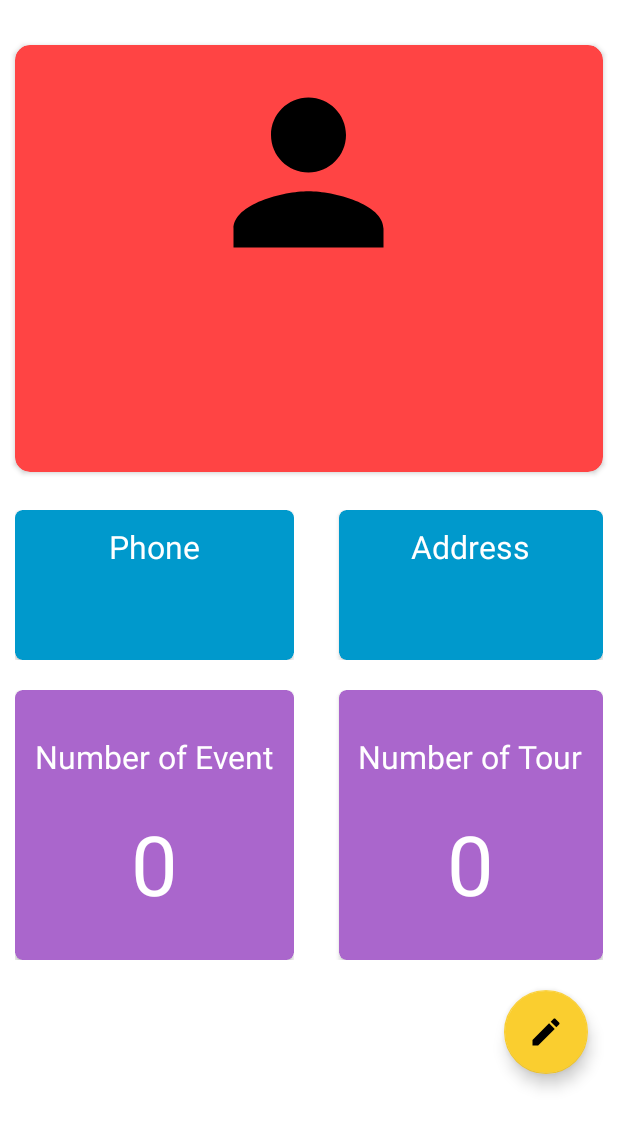
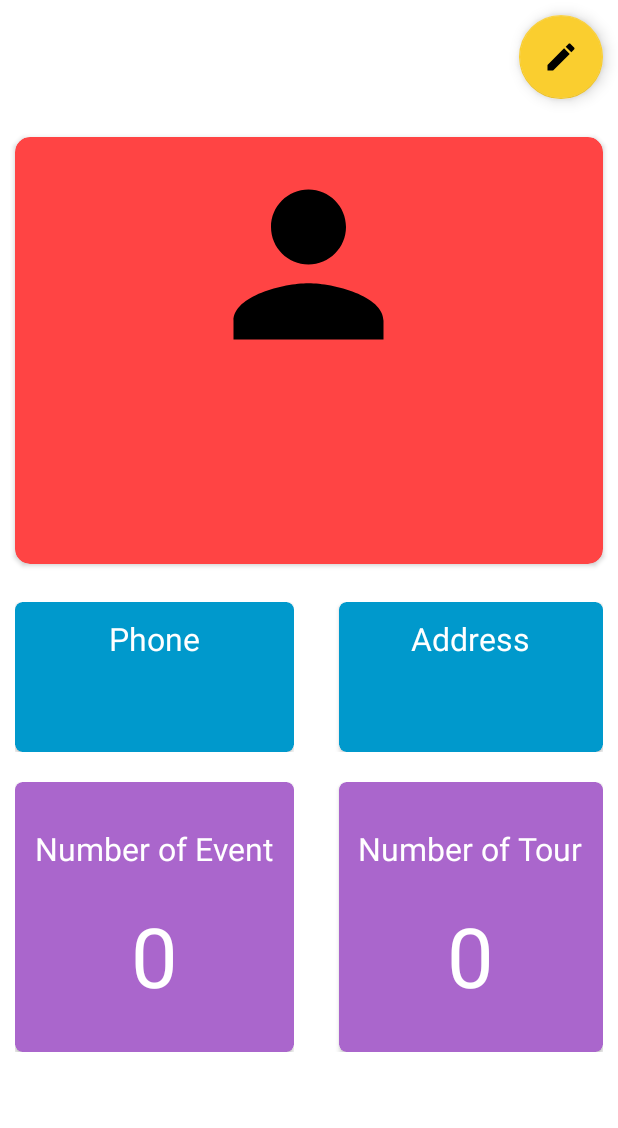
Before and after one commit to prinonbhowmik/Tour-Takers-, an Android app: the UserProfile screen opened directly, with no data from a screen before it, on a phone screen of 412 x 824 dp. Shown: the top 1128 px of the screen. Run offline under Robolectric (Android 15) with nearby library versions, the phone set to English and light mode, and no system bars; our stand-ins replace Firebase (no records; nobody signed in at launch, a user with empty details on screens opened directly); Roboto replaces fonts that are not available here; 5 statements that could not run were skipped.

Commit message:
navigation commit

```diff
--- a/app/src/main/res/layout/activity_main.xml
+++ b/app/src/main/res/layout/activity_main.xml
@@ -45,6 +45,7 @@
             />
 
 
+
         <com.google.android.material.navigation.NavigationView
             android:id="@+id/nav_view"
             android:layout_width="wrap_content"
--- a/app/src/main/res/layout/activity_user_profile.xml
+++ b/app/src/main/res/layout/activity_user_profile.xml
@@ -1,5 +1,5 @@
 <?xml version="1.0" encoding="utf-8"?>
-<LinearLayout xmlns:android="http://schemas.android.com/apk/res/android"
+<RelativeLayout xmlns:android="http://schemas.android.com/apk/res/android"
     xmlns:app="http://schemas.android.com/apk/res-auto"
     xmlns:tools="http://schemas.android.com/tools"
     android:layout_width="match_parent"
@@ -7,8 +7,37 @@
     android:background="#fff"
     android:orientation="vertical"
     tools:context=".Activities.UserProfile">
+
+    <ScrollView
+        android:layout_width="match_parent"
+        android:layout_height="wrap_content">
        <LinearLayout
-        android:layout_marginTop="20dp"
+           android:layout_width="match_parent"
+           android:layout_height="wrap_content"
+           android:orientation="vertical">
+
+           <RelativeLayout
+               android:layout_width="match_parent"
+               android:layout_height="match_parent">
+
+               <ProgressBar
+                   android:layout_marginTop="15dp"
+                   android:id="@+id/progressBar"
+                   style="?android:attr/progressBarStyle"
+                   android:layout_width="wrap_content"
+                   android:layout_height="wrap_content"
+                   android:layout_centerHorizontal="true" />
+
+               <com.google.android.material.floatingactionbutton.FloatingActionButton
+                   android:layout_width="wrap_content"
+                   android:layout_height="wrap_content"
+                   android:layout_alignParentEnd="true"
+                   android:layout_margin="10dp"
+                   android:id="@+id/editBtn"
+                   app:srcCompat="@drawable/ic_edit_black_24dp" />
+           </RelativeLayout>
+           <LinearLayout
+               android:layout_marginTop="5dp"
                android:layout_width="match_parent"
                android:layout_height="300dp">
 
@@ -164,6 +193,7 @@
                android:layout_width="match_parent"
                android:layout_height="180dp"
                android:weightSum="2"
+               android:layout_marginBottom="20dp"
                android:orientation="horizontal">
                <LinearLayout
                    android:layout_width="0dp"
@@ -254,30 +284,10 @@
 
            </LinearLayout>
 
-    <LinearLayout
-        android:layout_width="match_parent"
-        android:layout_height="wrap_content">
-        <RelativeLayout
-            android:layout_width="match_parent"
-            android:layout_height="match_parent">
 
 
-    <ProgressBar
-        android:layout_marginTop="20dp"
-        android:id="@+id/progressBar"
-        style="?android:attr/progressBarStyle"
-        android:layout_width="wrap_content"
-        android:layout_height="wrap_content"
-        android:layout_centerHorizontal="true" />
-
-    <com.google.android.material.floatingactionbutton.FloatingActionButton
-        android:layout_width="wrap_content"
-        android:layout_height="wrap_content"
-        android:layout_alignParentEnd="true"
-        android:layout_margin="20dp"
-        android:id="@+id/editBtn"
-        app:srcCompat="@drawable/ic_edit_black_24dp" />
-        </RelativeLayout>
-    </LinearLayout>
 
        </LinearLayout>
+    </ScrollView>
+
+</RelativeLayout>
--- a/app/src/main/res/menu/nav_options.xml
+++ b/app/src/main/res/menu/nav_options.xml
@@ -1,6 +1,7 @@
 <?xml version="1.0" encoding="utf-8"?>
 <menu xmlns:android="http://schemas.android.com/apk/res/android">
     <group android:checkableBehavior="single">
+
         <item
             android:id="@+id/profile"
             android:icon="@drawable/ic_account_circle_black_24dp"
```
Lines whose indentation alone changed are shown as unchanged.
